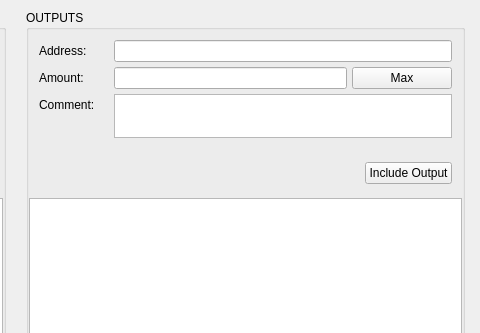
Before: the Qt Designer form BlockSettleUILib/CreateTransactionDialogAdvanced.ui in BlockSettle/terminal, drawn with Qt 5; both pictures show x 440 to 920 and y 0 to 333 of the 920 by 661 pixel window.
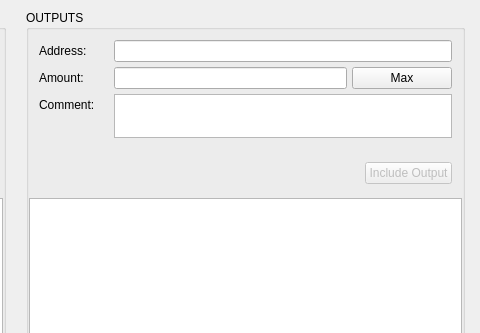
After: the same form once the commit is applied.

Commit message: Added address validation in advanced transaction dialog.

```diff
--- a/BlockSettleUILib/CreateTransactionDialogAdvanced.ui
+++ b/BlockSettleUILib/CreateTransactionDialogAdvanced.ui
@@ -875,6 +875,9 @@
                </item>
                <item>
                 <widget class="QPushButton" name="pushButtonAddOutput">
+                 <property name="enabled">
+                  <bool>false</bool>
+                 </property>
                  <property name="sizePolicy">
                   <sizepolicy hsizetype="Preferred" vsizetype="Fixed">
                    <horstretch>0</horstretch>
```
The commit also changes 1 other file.
